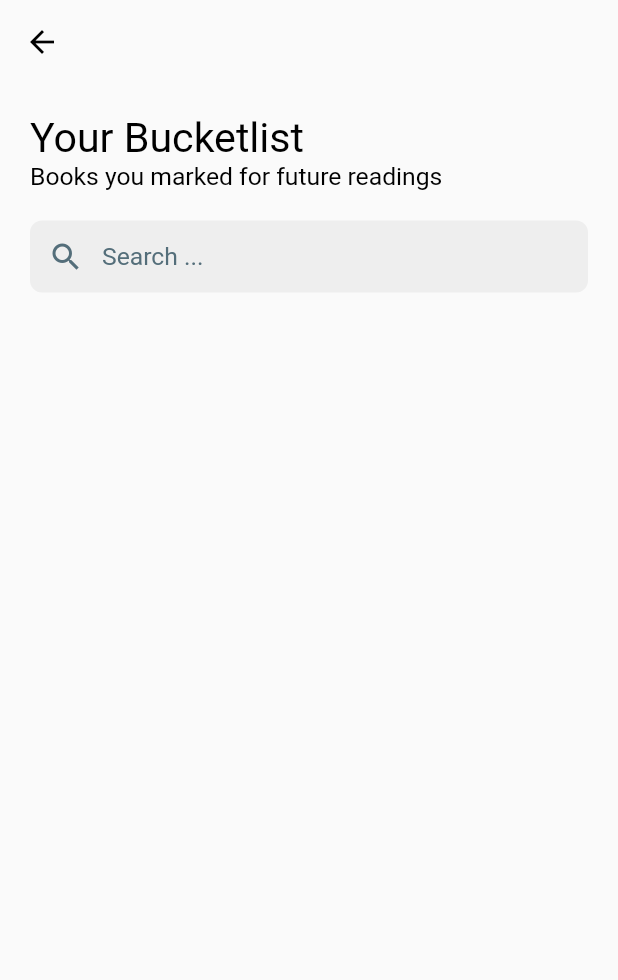
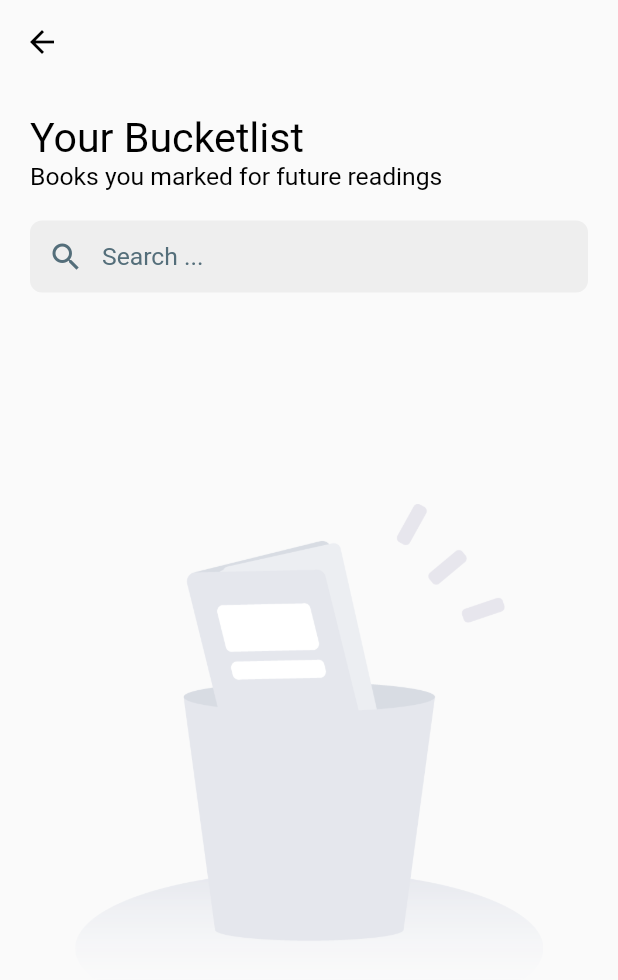
Before and after one commit to SilasNiewierra/booc_v2, a Flutter app: the screen it shows once a user with an empty profile is signed in, after a tap on the "bookmark outline" icon, on a phone screen of 412 x 824 dp. Shown: the top 980 px of the screen. Run offline on Flutter 3.47's test engine with Material 2 defaults, Android fonts, the phone set to English and light mode, and no system bars; our stand-ins replace cloud_firestore, firebase_auth, firebase_core, firebase_storage, fluttertoast, image_picker; accounts and stored records are empty.

Commit message:
added graphics to empty states

```diff
--- a/lib/services/database.dart
+++ b/lib/services/database.dart
@@ -47,7 +47,7 @@ class DatabaseService {
   // stream recommended books
   Stream<List<Book>> streamRecommendedBooks(User user) {
     return _db
-        .collection('books')
+        .collection('recommended_books')
         .doc(user.uid)
         .collection('books')
         .snapshots()
--- a/lib/views/bucket.dart
+++ b/lib/views/bucket.dart
@@ -20,6 +20,7 @@ class _BucketScreenState extends State<BucketScreen> {
 
   @override
   Widget build(BuildContext context) {
+    Size size = MediaQuery.of(context).size;
     return Scaffold(
         appBar: AppBar(
           leading: IconButton(
@@ -31,10 +32,10 @@ class _BucketScreenState extends State<BucketScreen> {
           backgroundColor: Colors.transparent,
           elevation: 0.0,
         ),
-        body: _buildBody(context));
+        body: _buildBody(context, size));
   }
 
-  Widget _buildBody(BuildContext context) {
+  Widget _buildBody(BuildContext context, Size size) {
     User user = Provider.of<User>(context);
     return Container(
         padding: EdgeInsets.symmetric(vertical: 20.0, horizontal: 20.0),
@@ -48,7 +49,7 @@ class _BucketScreenState extends State<BucketScreen> {
                 style: Theme.of(context).textTheme.headline5),
             SearchBar(),
             StreamBuilder(
-                stream: _db.streamBucketBooks(user),
+                stream: _db.streamRecommendedBooks(user),
                 builder: (context, AsyncSnapshot<List<Book>> snapshot) {
                   return Expanded(
                     child: snapshot.data.length > 0
@@ -62,7 +63,13 @@ class _BucketScreenState extends State<BucketScreen> {
                               (index) => BookItem(book: snapshot.data[index]),
                             ),
                           )
-                        : Container(), // Empty
+                        : Center(
+                            child: Image.asset(
+                              'assets/images/no_bucket.png',
+                              width: size.width - 100,
+                              fit: BoxFit.fitWidth,
+                            ),
+                          ),
                   );
                 })
           ],
--- a/lib/views/home.dart
+++ b/lib/views/home.dart
@@ -29,6 +29,7 @@ class _HomeScreenState extends State<HomeScreen> {
 
   @override
   Widget build(BuildContext context) {
+    Size size = MediaQuery.of(context).size;
     return Scaffold(
       appBar: AppBar(
         leading: IconButton(
@@ -54,7 +55,7 @@ class _HomeScreenState extends State<HomeScreen> {
           onTap: () {
             FocusScope.of(context).unfocus();
           },
-          child: _buildBody(context)),
+          child: _buildBody(context, size)),
       floatingActionButton: FloatingActionButton(
         onPressed: () {
           Navigator.push(context,
@@ -68,7 +69,7 @@ class _HomeScreenState extends State<HomeScreen> {
     );
   }
 
-  Widget _buildBody(BuildContext context) {
+  Widget _buildBody(BuildContext context, Size size) {
     User user = Provider.of<User>(context);
     String userName = user.displayName == null || user.displayName.length <= 0
         ? 'Bookworm'
@@ -103,7 +104,13 @@ class _HomeScreenState extends State<HomeScreen> {
                                         BookItem(book: snapshot.data[index]),
                                   ),
                                 )
-                              : Container(), // Empty
+                              : Center(
+                                  child: Image.asset(
+                                    'assets/images/no_books.png',
+                                    width: size.width - 100,
+                                    fit: BoxFit.fitWidth,
+                                  ),
+                                ),
                         );
                       });
                 })
```
